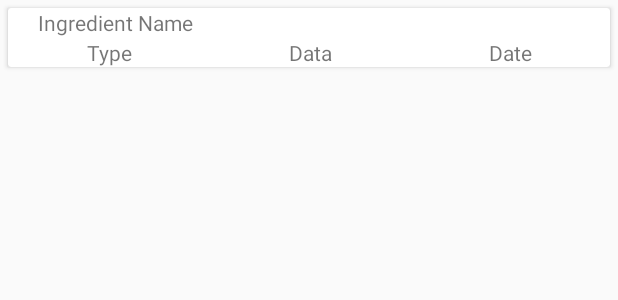
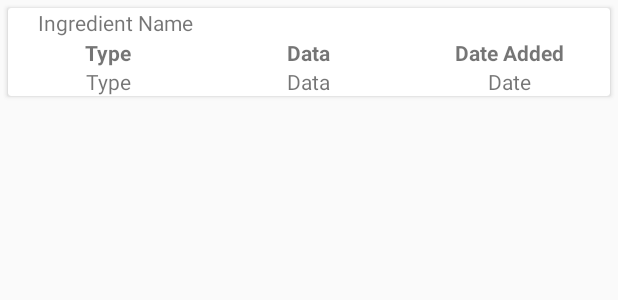
Before and after one commit to jbledlow/cis651-project, an Android app: the layout ingredient_list_item.xml on its own in the app's theme, with its tools: preview values and no code run, on a phone screen of 412 x 824 dp. Shown: the top 300 px of the screen. Run offline under Robolectric (Android 15) with nearby library versions, the phone set to English and light mode, and no system bars.

Commit message:
end of work day 12/19/19

```diff
--- a/app/src/main/java/com/example/mainproject/IngredientRecyclerAdapter.java
+++ b/app/src/main/java/com/example/mainproject/IngredientRecyclerAdapter.java
@@ -44,7 +44,7 @@ public class IngredientRecyclerAdapter extends RecyclerView.Adapter<IngredientRe
                 ingredient.name = dataSnapshot.child("name").getValue().toString();
                 ingredient.type = Integer.parseInt(dataSnapshot.child("type").getValue().toString());
                 ingredient.data = dataSnapshot.child("data").getValue().toString();
-                SimpleDateFormat localDateFormat = new SimpleDateFormat("dd-MM-yyyy HH:mm:ss");
+                SimpleDateFormat localDateFormat = new SimpleDateFormat("dd-MM-yyyy");
                 String time=dataSnapshot.child("date").getValue().toString();
                 Long t=Long.parseLong(time);
                 ingredient.date = localDateFormat.format(new Date(t));
--- a/app/src/main/java/com/example/mainproject/ProfileActivity.java
+++ b/app/src/main/java/com/example/mainproject/ProfileActivity.java
@@ -60,6 +60,9 @@ public class ProfileActivity extends BaseActivity {
     protected void onCreate(Bundle savedInstanceState) {
 
         super.onCreate(savedInstanceState);
+        if (user==null) {
+            user = mAuth.getCurrentUser();
+        }
         mRootReference = FirebaseDatabase.getInstance().getReference();
         userProfileRef = mRootReference.child("user_profiles/"+user.getUid());
         LayoutInflater inflater = (LayoutInflater) this.getSystemService(Context.LAYOUT_INFLATER_SERVICE);
--- a/app/src/main/res/layout/ingredient_list_item.xml
+++ b/app/src/main/res/layout/ingredient_list_item.xml
@@ -28,11 +28,37 @@
         <LinearLayout
             android:layout_width="match_parent"
             android:layout_height="wrap_content"
+            android:orientation="horizontal">
+            <TextView
+                android:layout_width="0dp"
+                android:layout_height="wrap_content"
+                android:text="Type"
+                android:layout_weight="1"
+                android:textAlignment="center"
+                android:textStyle="bold"/>
+            <TextView
+                android:layout_width="0dp"
+                android:layout_height="wrap_content"
+                android:text="Data"
+                android:layout_weight="1"
+                android:textAlignment="center"
+                android:textStyle="bold"/>
+            <TextView
+                android:layout_width="0dp"
+                android:layout_height="wrap_content"
+                android:text="Date Added"
+                android:layout_weight="1"
+                android:textAlignment="center"
+                android:textStyle="bold"/>
+        </LinearLayout>
+        <LinearLayout
+            android:layout_width="match_parent"
+            android:layout_height="wrap_content"
             android:id="@+id/ingredient_data_holder"
             android:orientation="horizontal"
             >
             <TextView
-                android:layout_width="wrap_content"
+                android:layout_width="0dp"
                 android:layout_height="wrap_content"
                 android:id="@+id/ingredient_type"
                 android:text="Type"
@@ -40,7 +66,7 @@
                 android:textAlignment="center"
                 />
             <TextView
-                android:layout_width="wrap_content"
+                android:layout_width="0dp"
                 android:layout_height="wrap_content"
                 android:id="@+id/ingredient_data"
                 android:text="Data"
@@ -48,7 +74,7 @@
                 android:textAlignment="center"
                 />
             <TextView
-                android:layout_width="wrap_content"
+                android:layout_width="0dp"
                 android:layout_height="wrap_content"
                 android:id="@+id/ingredient_date"
                 android:text="Date"
```
